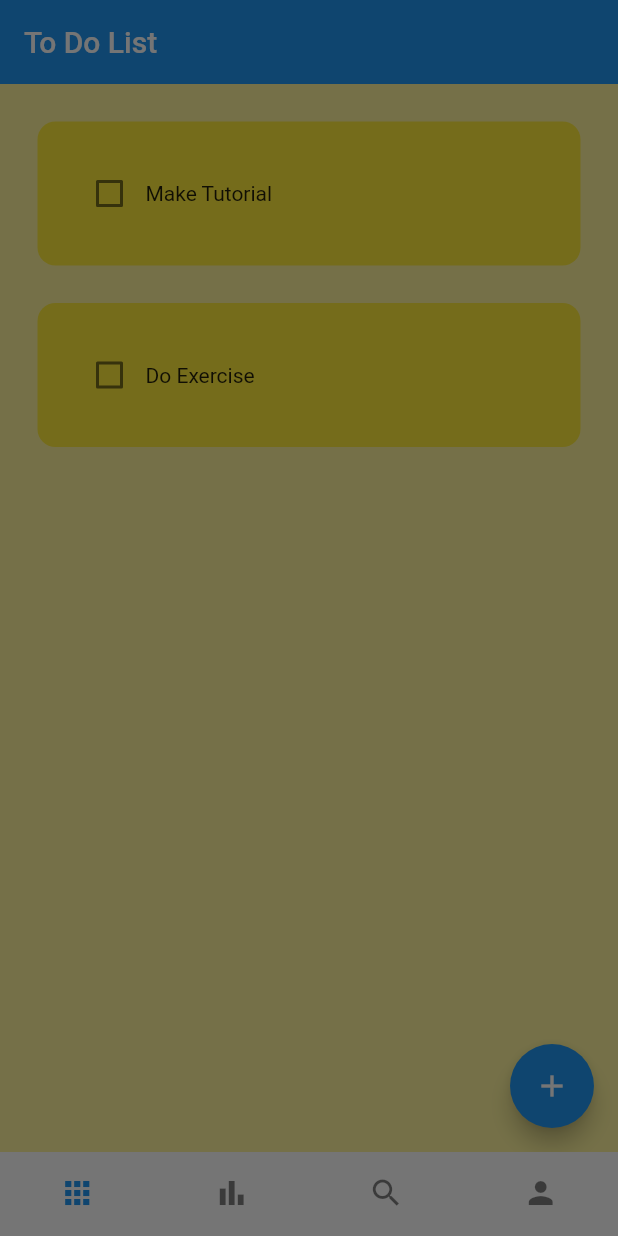
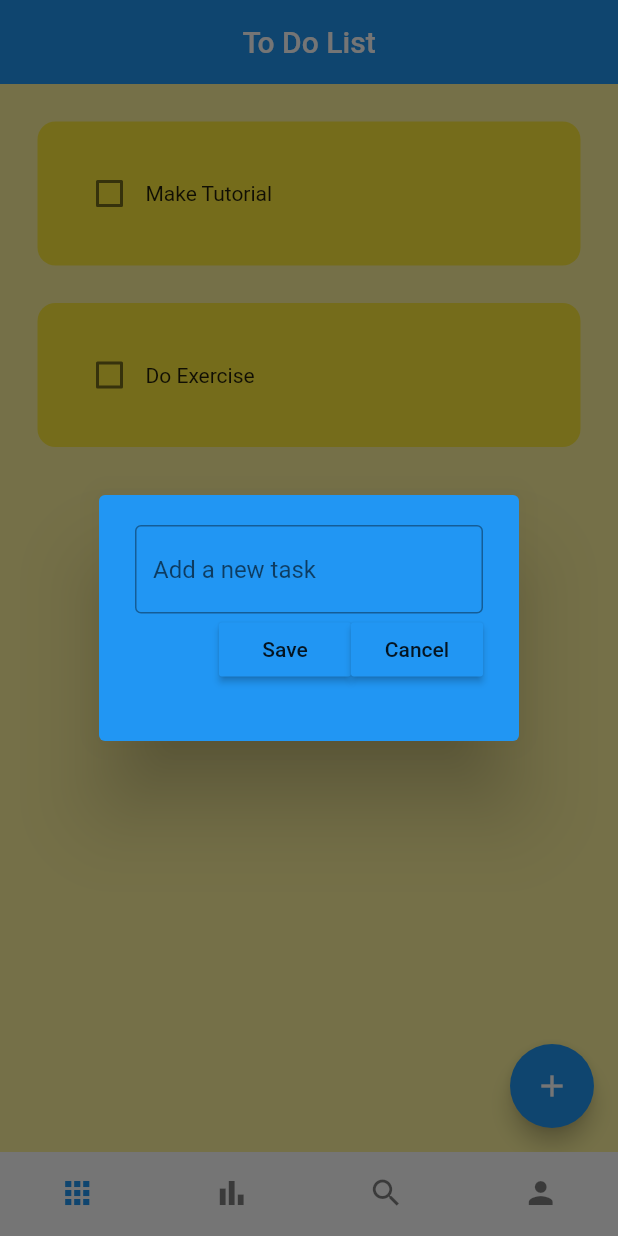
Before and after one commit to simonjv01/bottom_navigation_bar, a Flutter app: the screen it shows after launch, after a tap on the "add" icon, on a phone screen of 412 x 824 dp. Run offline on Flutter 3.47's test engine with Material 2 defaults, Android fonts, the phone set to English and light mode, and no system bars.

```diff
--- a/lib/pages/navpages/home_page.dart
+++ b/lib/pages/navpages/home_page.dart
@@ -1,3 +1,4 @@
+import 'package:bottom_navigation_bar/utils/dialog_box.dart';
 import 'package:bottom_navigation_bar/utils/todo_tile.dart';
 import 'package:flutter/material.dart';
 
@@ -27,7 +28,7 @@ class _HomePageState extends State<HomePage> {
     showDialog(
         context: context,
         builder: (context) {
-          return const AlertDialog();
+          return const DialogBox();
         },
     );
 
@@ -39,6 +40,7 @@ class _HomePageState extends State<HomePage> {
     return Scaffold(
       backgroundColor: Colors.yellow[200],
       appBar: AppBar(
+        centerTitle: true,
         title: const Text('To Do List'),
         elevation: 0,
       ),
--- /dev/null
+++ b/lib/utils/dialog_box.dart
@@ -0,0 +1,37 @@
+import 'package:bottom_navigation_bar/utils/my_button.dart';
+import 'package:flutter/material.dart';
+
+class DialogBox extends StatelessWidget {
+  const DialogBox({Key? key}) : super(key: key);
+
+  @override
+  Widget build(BuildContext context) {
+    return AlertDialog(
+      backgroundColor: Colors.blue,
+      content: Container(
+        height: 120,
+        child: Column(children:  [
+          //get user input
+          TextField(
+            decoration: InputDecoration(
+              border: OutlineInputBorder(),
+              hintText: "Add a new task",
+            ),
+          ),
+          // buttons -> save + cancel
+          Row(
+            mainAxisAlignment: MainAxisAlignment.end,
+            children: [
+              //save button
+              MyButton(text: "Save", onPressed: () {}),
+              // cancel button
+              MyButton(text: "Cancel", onPressed: () {}),
+
+          ],
+          ),
+        ],
+        ),
+      ),
+    );
+  }
+}
--- /dev/null
+++ b/lib/utils/my_button.dart
@@ -0,0 +1,21 @@
+import 'package:flutter/material.dart';
+
+
+class MyButton extends StatelessWidget {
+  final String text;
+  VoidCallback onPressed;
+  MyButton({
+    super.key,
+  required this.text,
+  required this.onPressed,
+  });
+
+  @override
+  Widget build(BuildContext context) {
+    return MaterialButton(
+        onPressed: onPressed,
+        color: Theme.of(context).primaryColor,
+        child: Text(text),
+    );
+  }
+}
```
